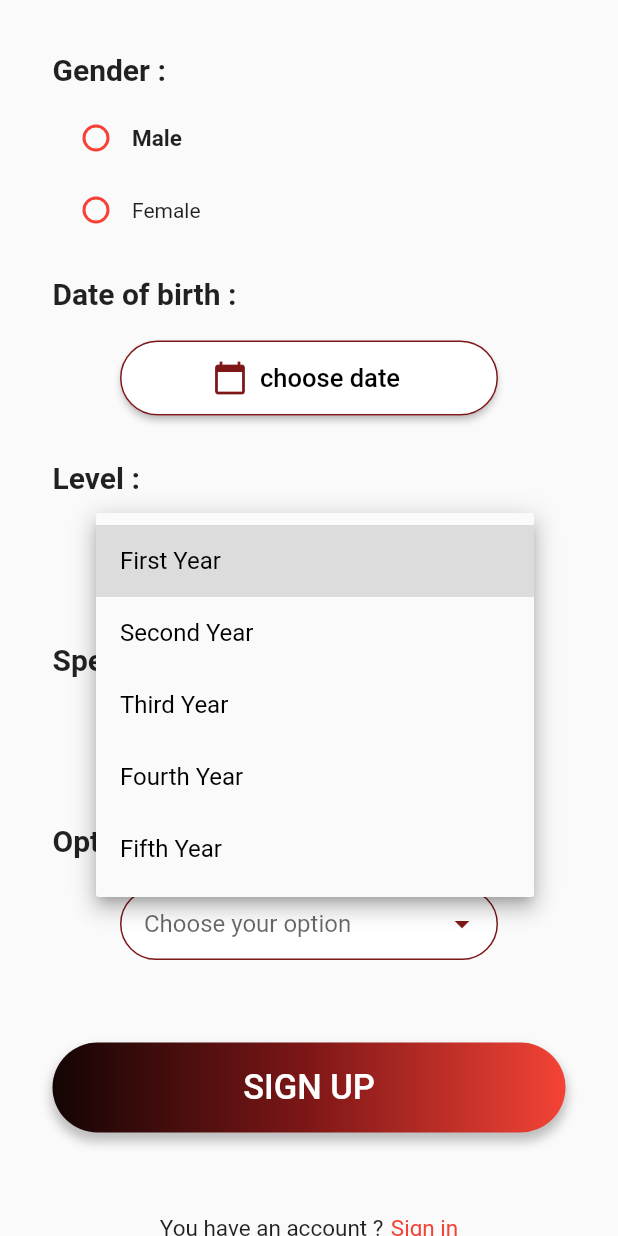
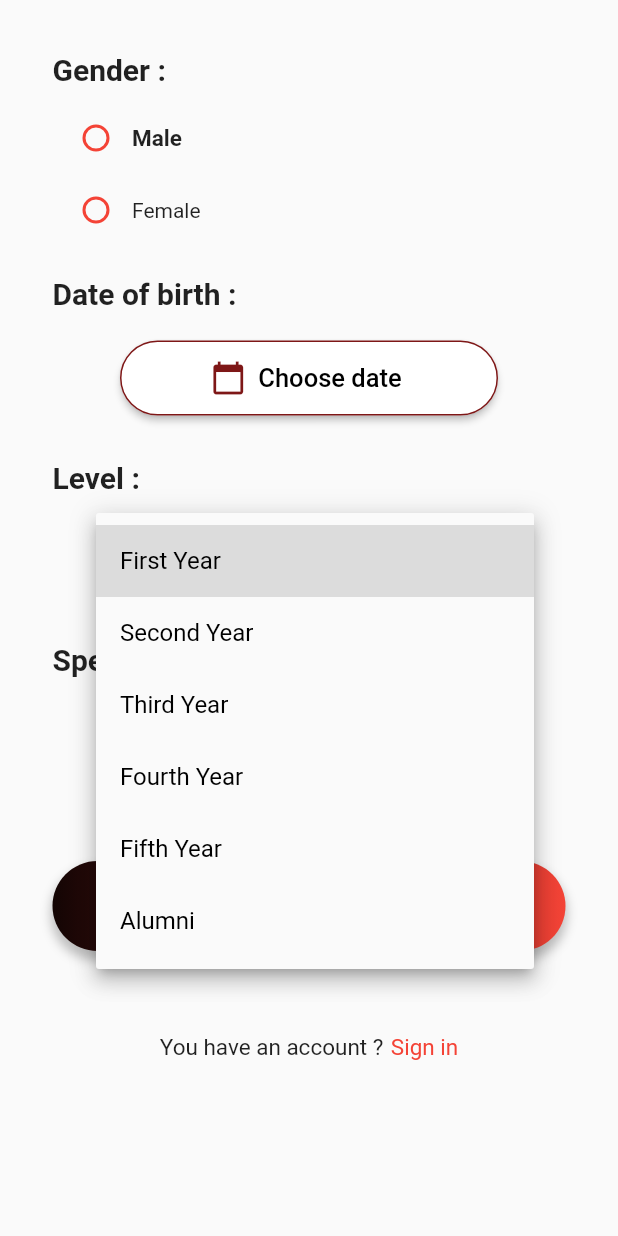
Before and after one commit to Houdalar/Esprit-Alumni-frontend, a Flutter app: the Signup2Page screen opened directly with empty values, after a tap on "Choose your level", on a phone screen of 412 x 824 dp. Run offline on Flutter 3.47's test engine with Material 2 defaults, Android fonts, the phone set to English and light mode, and no system bars; our stand-ins replace auto_route, charts_flutter, email_validator, emoji_picker_flutter, firebase_auth, firebase_core and 14 more; accounts and stored records are empty; Roboto replaces fonts that are missing (Mukata Malar).

Commit message:
update signup

```diff
--- a/lib/view/screens/signup2.dart
+++ b/lib/view/screens/signup2.dart
@@ -1,4 +1,5 @@
 import 'package:flutter/material.dart';
+import 'package:intl/intl.dart';
 import '../components/constum_componenets/gradientButton.dart';
 import '../components/themes/colors.dart';
 import '../../viewmodel/userViewModel.dart';
@@ -21,6 +22,7 @@ List<String> _level = [
   'Third Year',
   'Fourth Year',
   'Fifth Year',
+  'Alumni',
 ];
 
 List<String> _speciality = [
@@ -44,9 +46,9 @@ class Signup2PageState extends State<Signup2Page> {
       "nids",
       "se"
     ],
-    'TC': ['Siamese', 'Persian', 'Bengal'],
-    'GC': ['Arabian', 'Thoroughbred', 'Quarter Horse'],
-    'GE': ['Arabian', 'Thoroughbred', 'Quarter Horse'],
+    'TC': ['win', 'iosys'],
+    'GC': ['oge', 'ue', 'eco', 'ues'],
+    'GE': ['ogi', 'mec'],
   };
   String? selectedGender;
 
@@ -93,6 +95,17 @@ class Signup2PageState extends State<Signup2Page> {
 
   @override
   Widget build(BuildContext context) {
+    final dateDisplay = Container(
+      width: double.infinity,
+      margin: const EdgeInsets.fromLTRB(80, 0, 80, 20),
+      child: Text(
+        "Selected Date: ${_selectedDate?.toIso8601String() ?? "No date selected"}",
+        style: const TextStyle(
+          fontSize: 16,
+          color: Colors.black,
+        ),
+      ),
+    );
     final signupButton = SizedBox(
       child: gradientButton(
         borderRadius: BorderRadius.circular(30.0),
@@ -144,12 +157,16 @@ class Signup2PageState extends State<Signup2Page> {
         Icons.calendar_today,
         color: AppColors.primaryDark,
       ),
-      label: const Text('choose date',
-          style: TextStyle(
+      label: Text(
+        _selectedDate == null
+            ? 'Choose date'
+            : DateFormat('yyyy-MM-dd').format(_selectedDate!),
+        style: const TextStyle(
           color: Colors.black,
           fontSize: 17.0,
           fontFamily: 'Mukata Malar',
-          )),
+        ),
+      ),
     );
 
     final level = DropdownButtonFormField<String>(
@@ -417,6 +434,8 @@ class Signup2PageState extends State<Signup2Page> {
               margin: const EdgeInsets.fromLTRB(80, 0, 80, 20),
               child: speciality,
             ),
+            if (['Fourth Year', 'Fifth Year', 'Alumni']
+                .contains(_selectedLevel))
               Container(
                 width: double.infinity,
                 margin: const EdgeInsets.fromLTRB(35, 10, 35, 20),
@@ -428,6 +447,8 @@ class Signup2PageState extends State<Signup2Page> {
                   ),
                 ),
               ),
+            if (['Fourth Year', 'Fifth Year', 'Alumni']
+                .contains(_selectedLevel))
               Container(
                 width: double.infinity,
                 margin: const EdgeInsets.fromLTRB(80, 0, 80, 20),
```
Lines whose indentation alone changed are shown as unchanged.
